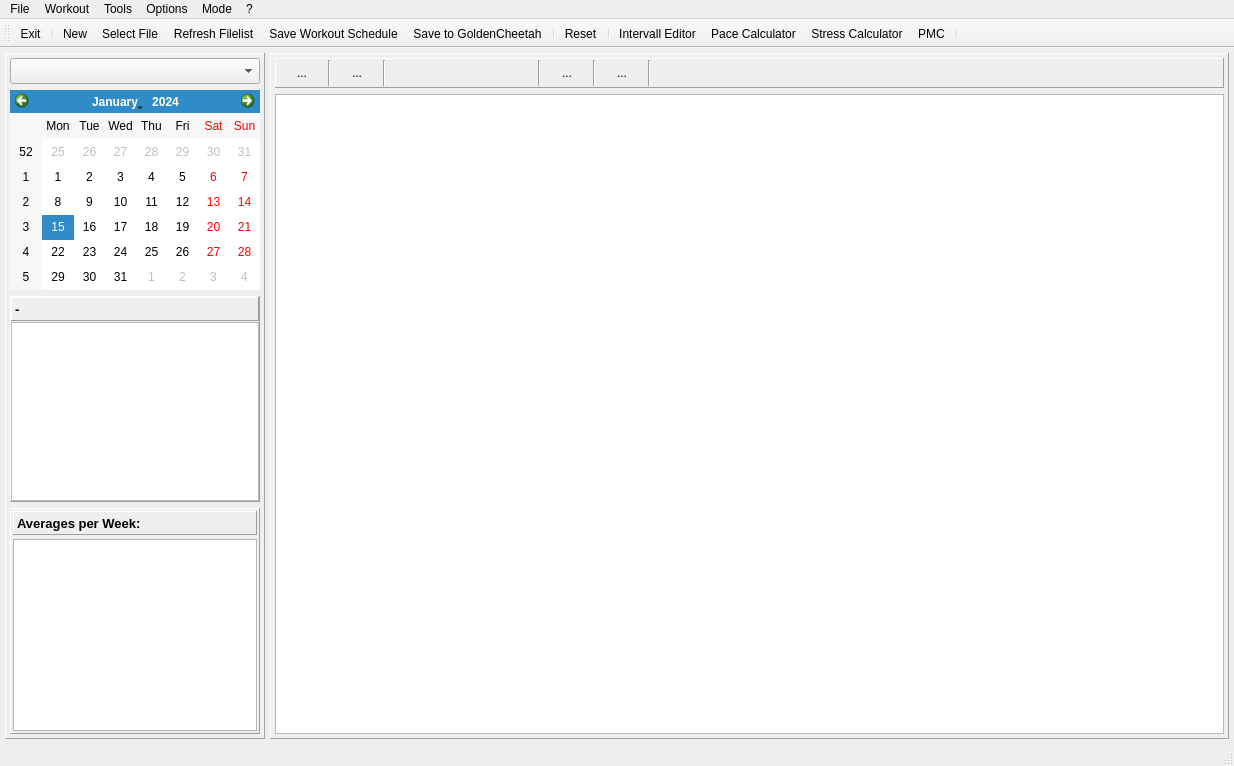
Old version of the form mainwindow.ui in the repository Tria-Andy/WorkoutEditor.
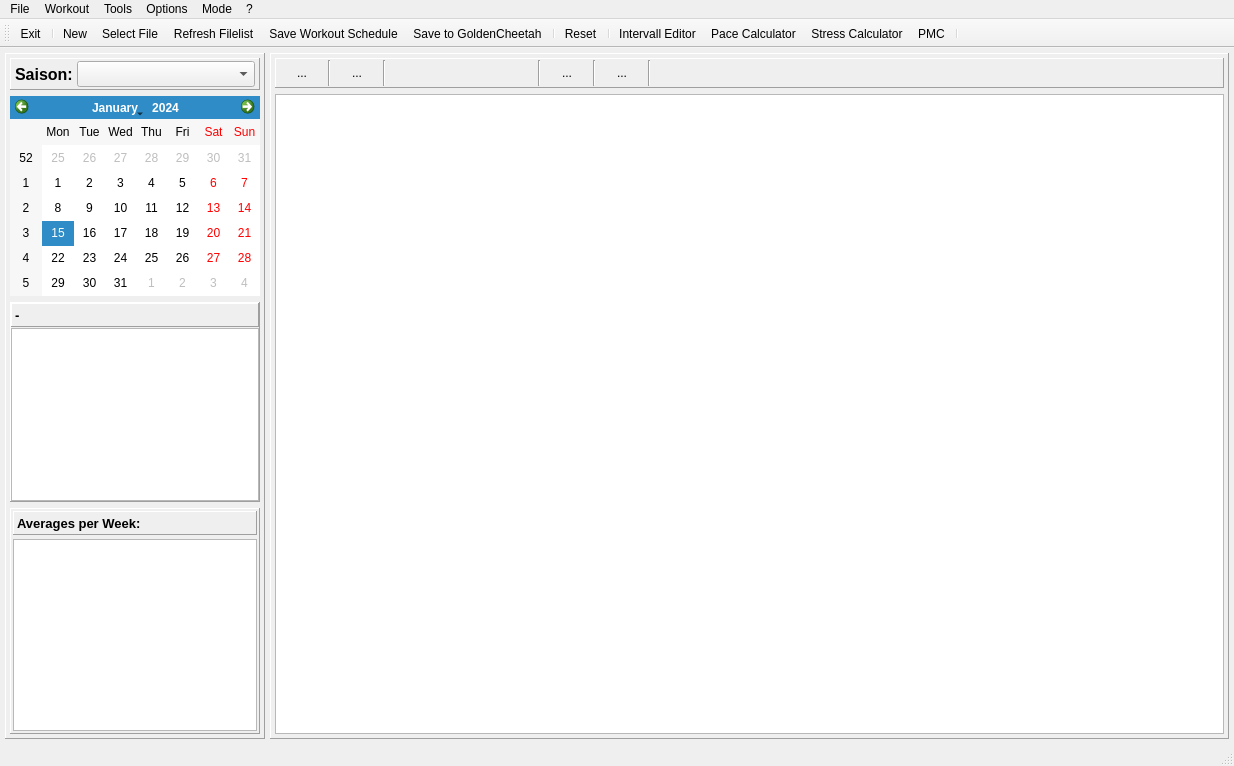
New version of the form. Icons and pictures are not drawn. Custom widgets are drawn as their Qt base class.

Commit message: Add Saison Selection

Diff of the .ui file:
```diff
--- a/mainwindow.ui
+++ b/mainwindow.ui
@@ -109,6 +109,47 @@
             <number>4</number>
            </property>
            <item>
+            <widget class="QFrame" name="frame">
+             <property name="frameShape">
+              <enum>QFrame::Panel</enum>
+             </property>
+             <property name="frameShadow">
+              <enum>QFrame::Raised</enum>
+             </property>
+             <layout class="QFormLayout" name="formLayout">
+              <property name="horizontalSpacing">
+               <number>4</number>
+              </property>
+              <property name="verticalSpacing">
+               <number>1</number>
+              </property>
+              <property name="leftMargin">
+               <number>4</number>
+              </property>
+              <property name="topMargin">
+               <number>2</number>
+              </property>
+              <property name="rightMargin">
+               <number>4</number>
+              </property>
+              <property name="bottomMargin">
+               <number>2</number>
+              </property>
+              <item row="0" column="0">
+               <widget class="QLabel" name="label_5">
+                <property name="font">
+                 <font>
+                  <pointsize>12</pointsize>
+                  <weight>75</weight>
+                  <bold>true</bold>
+                 </font>
+                </property>
+                <property name="text">
+                 <string>Saison:</string>
+                </property>
+               </widget>
+              </item>
+              <item row="0" column="1">
             <widget class="QComboBox" name="comboBox_saisonName">
              <property name="minimumSize">
               <size>
@@ -129,6 +170,9 @@
                <bold>true</bold>
               </font>
              </property>
+               </widget>
+              </item>
+             </layout>
             </widget>
            </item>
            <item>
```
Lines whose indentation alone changed are shown as unchanged. The commit also changes 12 other files.
